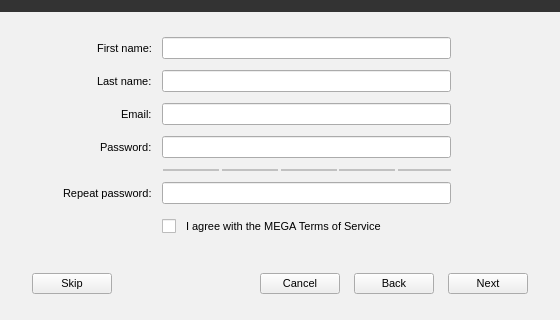
Above: src/MEGASync/gui/linux/SetupWizard.ui from meganz/MEGAsync before the change; both pictures show x 0 to 560 and y 140 to 460 of the 560 by 460 pixel window. Below: the same form after it.
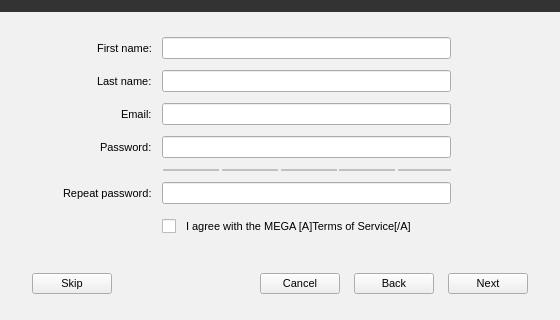
That is the form after the change. Icons and pictures are not drawn. Custom widgets are drawn as their Qt base class.

```diff
--- a/src/MEGASync/gui/linux/SetupWizard.ui
+++ b/src/MEGASync/gui/linux/SetupWizard.ui
@@ -844,7 +844,7 @@
                 <string notr="true"/>
                </property>
                <property name="text">
-                <string>I agree with the MEGA &lt;A&gt;Terms of Service&lt;/A&gt;</string>
+                <string>I agree with the MEGA [A]Terms of Service[/A]</string>
                </property>
                <property name="textFormat">
                 <enum>Qt::RichText</enum>
```
